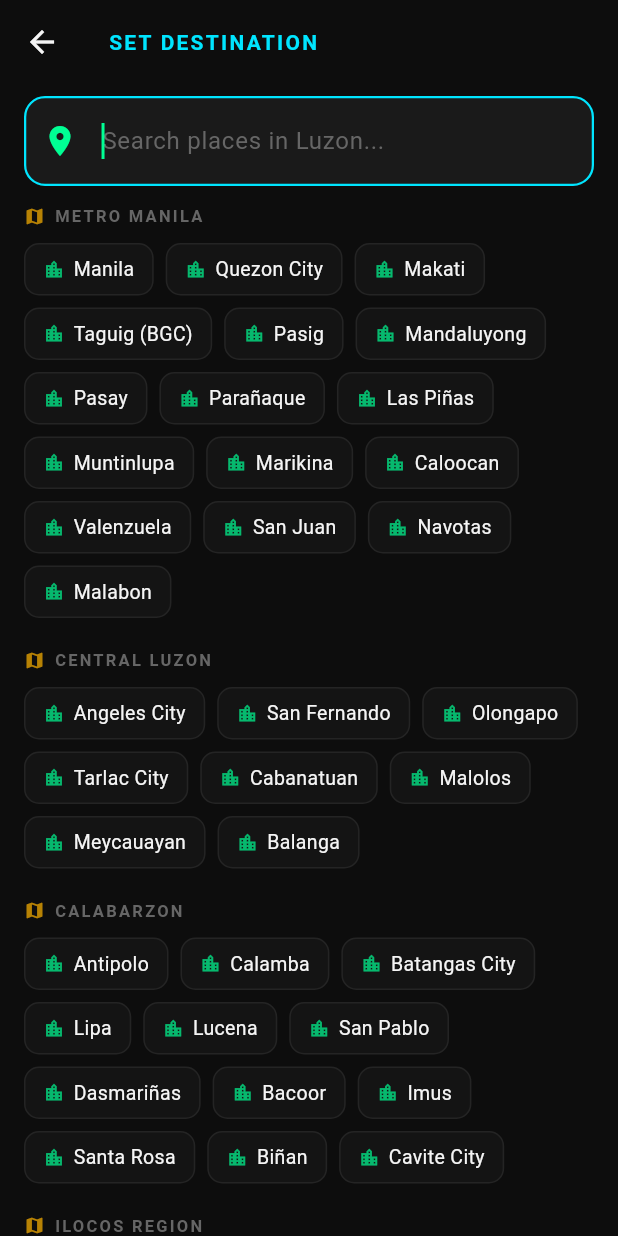
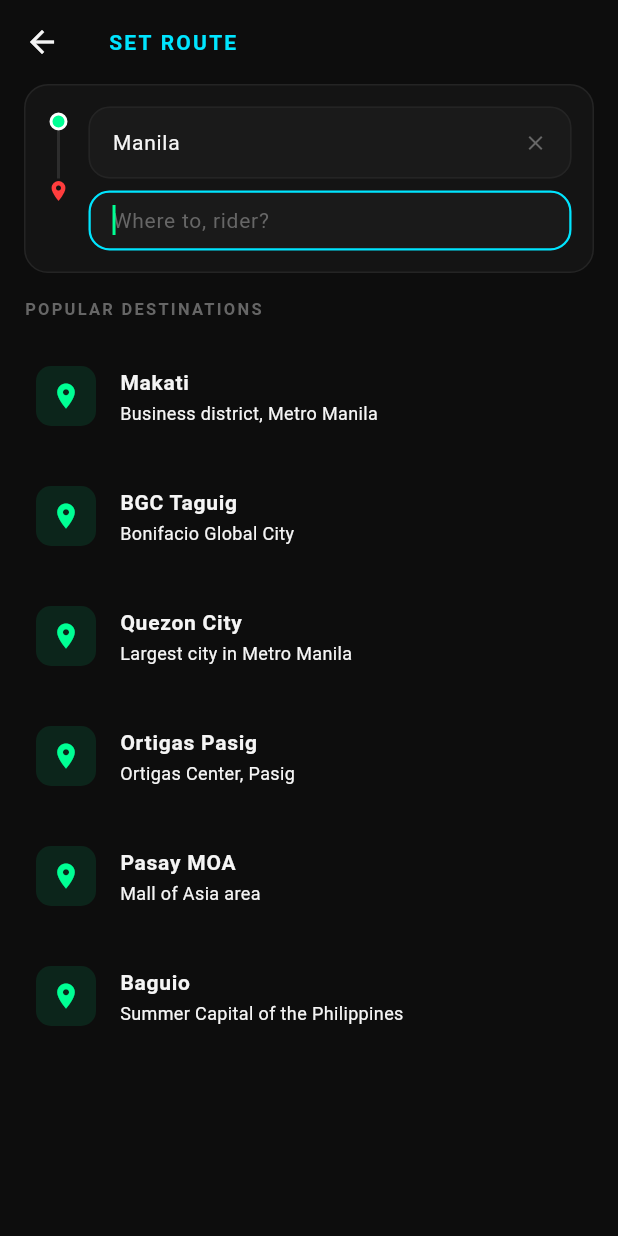
Before and after one commit to youngNwis31/arangkada-ai, a Flutter app: the screen it shows after launch, after a tap on "Saan ka pupunta, rider?", on a phone screen of 412 x 824 dp. Run offline on Flutter 3.47's test engine with Material 3 defaults, Android fonts, the phone set to English and light mode, and no system bars; our stand-ins replace connectivity_plus, fl_chart, flutter_map, flutter_tts, geolocator, latlong2 and 3 more; accounts and stored records are empty.

Commit message:
feat: Google Maps-style search with origin/destination fields
- Redesign search screen with From + To fields (like Google Maps)
- Show autocomplete results as user types via Nominatim
- Show popular destination suggestions when idle
- Add origin (setOrigin) support in NavigationProvider
- Fix "No routes found" when origin == destination (same coords)
- Fix error message overlapping with ride toggle on home screen
- Add dismissible error card with close button

Co-Authored-By: Claude Opus 4.6 <noreply@anthropic.com>

```diff
--- a/lib/screens/home_screen.dart
+++ b/lib/screens/home_screen.dart
@@ -4,6 +4,7 @@ import 'package:latlong2/latlong.dart';
 import 'package:provider/provider.dart';
 import '../config/app_config.dart';
 import '../config/theme/malate_colors.dart';
+import '../models/location_model.dart';
 import '../config/theme/malate_typography.dart';
 import '../core/offline/connectivity_monitor.dart';
 import '../services/navigation_provider.dart';
@@ -205,21 +206,36 @@ class _HomeScreenState extends State<HomeScreen> {
 
               if (nav.error != null && nav.routes.isEmpty)
                 Positioned(
-                  bottom: 100,
+                  bottom: 200,
                   left: 20,
                   right: 20,
                   child: Container(
-                    padding: const EdgeInsets.all(16),
+                    padding: const EdgeInsets.symmetric(
+                        horizontal: 16, vertical: 12),
                     decoration: BoxDecoration(
-                      color: MalateColors.hazardRed.withValues(alpha: 0.1),
+                      color: c.asphalt,
                       borderRadius: BorderRadius.circular(12),
                       border: Border.all(
-                          color: MalateColors.hazardRed.withValues(alpha: 0.3)),
+                          color: MalateColors.hazardRed.withValues(alpha: 0.4)),
                     ),
-                    child: Text(
-                      nav.error!,
-                      style: MalateTypography.bodyMedium
-                          .copyWith(color: MalateColors.hazardRed),
+                    child: Row(
+                      children: [
+                        Icon(Icons.info_outline,
+                            color: MalateColors.hazardRed, size: 18),
+                        const SizedBox(width: 10),
+                        Expanded(
+                          child: Text(
+                            nav.error!,
+                            style: MalateTypography.bodySmall
+                                .copyWith(color: MalateColors.hazardRed),
+                          ),
+                        ),
+                        GestureDetector(
+                          onTap: () => nav.clearRoute(),
+                          child: Icon(Icons.close,
+                              color: c.textMuted, size: 16),
+                        ),
+                      ],
                     ),
                   ),
                 ),
@@ -335,7 +351,13 @@ class _HomeScreenState extends State<HomeScreen> {
           ),
         );
         if (result != null && mounted) {
-          nav.setDestination(result['location']);
+          final origin = result['origin'] as LocationModel?;
+          final dest = result['location'] as LocationModel;
+          if (origin != null) {
+            nav.setRoute(from: origin, to: dest);
+          } else {
+            nav.setDestination(dest);
+          }
         }
       },
       child: Container(
--- a/lib/screens/search_screen.dart
+++ b/lib/screens/search_screen.dart
@@ -5,99 +5,14 @@ import '../config/theme/malate_typography.dart';
 import '../models/location_model.dart';
 import '../services/mapbox_service.dart';
 
-const _luzonPresets = <_CityGroup>[
-  _CityGroup('METRO MANILA', [
-    _City('Manila', 14.5995, 120.9842, 'Capital of the Philippines'),
-    _City('Quezon City', 14.6760, 121.0437, 'Largest city in Metro Manila'),
-    _City('Makati', 14.5547, 121.0244, 'Business district'),
-    _City('Taguig (BGC)', 14.5176, 121.0509, 'Bonifacio Global City'),
-    _City('Pasig', 14.5764, 121.0851, 'Ortigas Center'),
-    _City('Mandaluyong', 14.5794, 121.0359, 'Shopping capital'),
-    _City('Pasay', 14.5378, 121.0014, 'MOA, NAIA area'),
-    _City('Parañaque', 14.4793, 121.0198, 'Entertainment City'),
-    _City('Las Piñas', 14.4445, 120.9939, 'South Metro Manila'),
-    _City('Muntinlupa', 14.4081, 121.0415, 'Alabang, Filinvest'),
-    _City('Marikina', 14.6507, 121.1029, 'Shoe capital'),
-    _City('Caloocan', 14.6488, 120.9840, 'North Metro Manila'),
-    _City('Valenzuela', 14.6942, 120.9608, 'Industrial city'),
-    _City('San Juan', 14.6019, 121.0355, 'Smallest city'),
-    _City('Navotas', 14.6617, 120.9417, 'Fish port'),
-    _City('Malabon', 14.6625, 120.9575, 'Heritage city'),
-  ]),
-  _CityGroup('CENTRAL LUZON', [
-    _City('Angeles City', 15.1450, 120.5887, 'Clark, Pampanga'),
-    _City('San Fernando', 15.0286, 120.6882, 'Capital of Pampanga'),
-    _City('Olongapo', 14.8292, 120.2828, 'Subic Bay area'),
-    _City('Tarlac City', 15.4365, 120.5966, 'Tarlac province'),
-    _City('Cabanatuan', 15.4869, 120.9681, 'Nueva Ecija'),
-    _City('Malolos', 14.8433, 120.8114, 'Capital of Bulacan'),
-    _City('Meycauayan', 14.7371, 120.9607, 'Bulacan'),
-    _City('Balanga', 14.6762, 120.5362, 'Capital of Bataan'),
-  ]),
-  _CityGroup('CALABARZON', [
-    _City('Antipolo', 14.5860, 121.1761, 'Rizal province'),
-    _City('Calamba', 14.2114, 121.1653, 'Laguna, birthplace of Rizal'),
-    _City('Batangas City', 13.7565, 121.0583, 'Port city'),
-    _City('Lipa', 13.9411, 121.1625, 'Batangas'),
-    _City('Lucena', 13.9373, 121.6170, 'Quezon province'),
-    _City('San Pablo', 14.0685, 121.3254, 'City of Seven Lakes'),
-    _City('Dasmariñas', 14.3294, 120.9367, 'Cavite'),
-    _City('Bacoor', 14.4624, 120.9645, 'Cavite'),
-    _City('Imus', 14.4297, 120.9368, 'Cavite'),
-    _City('Santa Rosa', 14.3122, 121.1115, 'Laguna, Enchanted Kingdom'),
-    _City('Biñan', 14.3346, 121.0813, 'Laguna'),
-    _City('Cavite City', 14.4836, 120.8956, 'Historical city'),
-  ]),
-  _CityGroup('ILOCOS REGION', [
-    _City('Laoag', 18.1979, 120.5936, 'Ilocos Norte'),
-    _City('Vigan', 17.5747, 120.3869, 'Heritage city, Ilocos Sur'),
-    _City('San Fernando', 16.6159, 120.3209, 'La Union, surfing capital'),
-    _City('Dagupan', 16.0433, 120.3374, 'Pangasinan'),
-    _City('Alaminos', 16.1554, 119.9811, 'Hundred Islands'),
-    _City('Urdaneta', 15.9762, 120.5712, 'Pangasinan'),
-  ]),
-  _CityGroup('CORDILLERA', [
-    _City('Baguio', 16.4023, 120.5960, 'Summer Capital of the PH'),
-    _City('La Trinidad', 16.4564, 120.5870, 'Strawberry capital, Benguet'),
-    _City('Tabuk', 17.4189, 121.4443, 'Kalinga province'),
-    _City('Bontoc', 17.0874, 120.9778, 'Mountain Province'),
-  ]),
-  _CityGroup('CAGAYAN VALLEY', [
-    _City('Tuguegarao', 17.6132, 121.7270, 'Hottest city in PH'),
-    _City('Santiago', 16.6892, 121.5487, 'Isabela'),
-    _City('Cauayan', 16.9315, 121.7731, 'Isabela'),
-    _City('Ilagan', 17.1485, 121.8892, 'Capital of Isabela'),
-  ]),
-  _CityGroup('BICOL REGION', [
-    _City('Naga', 13.6192, 123.1814, 'CamSur, Peñafrancia'),
-    _City('Legazpi', 13.1391, 123.7438, 'Mayon Volcano view'),
-    _City('Sorsogon City', 12.9742, 124.0049, 'Whale shark watching'),
-    _City('Daet', 14.1122, 122.9553, 'Camarines Norte, surfing'),
-    _City('Tabaco', 13.3587, 123.7345, 'Albay'),
-    _City('Iriga', 13.4213, 123.4116, 'CamSur'),
-  ]),
+const _suggestions = <LocationModel>[
+  LocationModel(latitude: 14.5547, longitude: 121.0244, name: 'Makati', address: 'Business district, Metro Manila'),
+  LocationModel(latitude: 14.5176, longitude: 121.0509, name: 'BGC Taguig', address: 'Bonifacio Global City'),
+  LocationModel(latitude: 14.6760, longitude: 121.0437, name: 'Quezon City', address: 'Largest city in Metro Manila'),
+  LocationModel(latitude: 14.5764, longitude: 121.0851, name: 'Ortigas Pasig', address: 'Ortigas Center, Pasig'),
+  LocationModel(latitude: 14.5378, longitude: 121.0014, name: 'Pasay MOA', address: 'Mall of Asia area'),
+  LocationModel(latitude: 16.4023, longitude: 120.5960, name: 'Baguio', address: 'Summer Capital of the Philippines'),
 ];
-
-class _CityGroup {
-  final String region;
-  final List<_City> cities;
-  const _CityGroup(this.region, this.cities);
-}
-
-class _City {
-  final String name;
-  final double lat;
-  final double lng;
-  final String subtitle;
-  const _City(this.name, this.lat, this.lng, this.subtitle);
-
-  LocationModel toLocation() => LocationModel(
-        latitude: lat,
-        longitude: lng,
-        name: name,
-        address: subtitle,
-      );
-}
 
 class SearchScreen extends StatefulWidget {
   final LocationModel? currentLocation;
@@ -108,39 +23,53 @@ class SearchScreen extends StatefulWidget {
 }
 
 class _SearchScreenState extends State<SearchScreen> {
-  final _controller = TextEditingController();
-  final _focus = FocusNode();
+  final _fromController = TextEditingController();
+  final _toController = TextEditingController();
+  final _fromFocus = FocusNode();
+  final _toFocus = FocusNode();
+
+  LocationModel? _selectedOrigin;
+  LocationModel? _selectedDestination;
+
   List<LocationModel> _results = [];
   bool _searching = false;
   Timer? _debounce;
+  bool _editingFrom = false;
 
   @override
   void initState() {
     super.initState();
-    _focus.requestFocus();
+    if (widget.currentLocation != null) {
+      _selectedOrigin = widget.currentLocation;
+      _fromController.text = widget.currentLocation!.name ?? 'Your location';
+    } else {
+      _fromController.text = 'Your location';
+    }
+    WidgetsBinding.instance.addPostFrameCallback((_) {
+      _toFocus.requestFocus();
+    });
   }
 
   @override
   void dispose() {
-    _controller.dispose();
-    _focus.dispose();
+    _fromController.dispose();
+    _toController.dispose();
+    _fromFocus.dispose();
+    _toFocus.dispose();
     _debounce?.cancel();
     super.dispose();
   }
 
   void _onChanged(String q) {
     _debounce?.cancel();
+    if (q.trim().length < 2) {
+      setState(() { _results = []; _searching = false; });
+      return;
+    }
     _debounce = Timer(const Duration(milliseconds: 400), () => _search(q));
   }
 
   Future<void> _search(String q) async {
-    if (q.trim().length < 2) {
-      setState(() {
-        _results = [];
-        _searching = false;
-      });
-      return;
-    }
     setState(() => _searching = true);
     try {
       final r = await MapboxService.searchPlaces(
@@ -155,7 +84,34 @@ class _SearchScreenState extends State<SearchScreen> {
   }
 
   void _selectLocation(LocationModel loc) {
-    Navigator.pop(context, {'location': loc});
+    if (_editingFrom) {
+      _selectedOrigin = loc;
+      _fromController.text = loc.name ?? loc.address ?? 'Selected';
+      _fromFocus.unfocus();
+      setState(() { _results = []; _editingFrom = false; });
+      if (_selectedDestination == null) {
+        _toFocus.requestFocus();
+      } else {
+        _navigateBack();
+      }
+    } else {
+      _selectedDestination = loc;
+      _toController.text = loc.name ?? loc.address ?? 'Selected';
+      _toFocus.unfocus();
+      setState(() => _results = []);
+      _navigateBack();
+    }
+  }
+
+  void _navigateBack() {
+    if (_selectedDestination == null) return;
+    final result = <String, dynamic>{
+      'location': _selectedDestination!,
+    };
+    if (_selectedOrigin != null) {
+      result['origin'] = _selectedOrigin!;
+    }
+    Navigator.pop(context, result);
   }
 
   @override
@@ -169,53 +125,160 @@ class _SearchScreenState extends State<SearchScreen> {
           icon: Icon(Icons.arrow_back, color: c.textPrimary),
           onPressed: () => Navigator.pop(context),
         ),
-        title: Text('SET DESTINATION',
+        title: Text('SET ROUTE',
             style: MalateTypography.neonAccent(MalateColors.cyberCyan)),
       ),
       body: Column(
         children: [
+          _routeFields(),
+          if (_searching)
+            const Padding(
+              padding: EdgeInsets.all(16),
+              child: CircularProgressIndicator(
+                  color: MalateColors.neonMint, strokeWidth: 2),
+            ),
+          Expanded(
+            child: _results.isNotEmpty
+                ? _searchResultsList()
+                : (_toController.text.isNotEmpty && _results.isEmpty && !_searching)
+                    ? _noResults()
+                    : _suggestionsList(),
+          ),
+        ],
+      ),
+    );
+  }
+
+  Widget _routeFields() {
+    final c = MalateColors.of(context);
+    return Container(
+      margin: const EdgeInsets.fromLTRB(16, 0, 16, 8),
+      padding: const EdgeInsets.all(14),
+      decoration: BoxDecoration(
+        color: c.asphalt,
+        borderRadius: BorderRadius.circular(16),
+        border: Border.all(color: c.sidewalk),
+      ),
+      child: Row(
+        crossAxisAlignment: CrossAxisAlignment.start,
+        children: [
           Padding(
-            padding: const EdgeInsets.symmetric(horizontal: 16, vertical: 8),
-            child: TextField(
-              controller: _controller,
-              focusNode: _focus,
-              onChanged: _onChanged,
-              style: MalateTypography.bodyLarge.copyWith(color: c.textPrimary),
+            padding: const EdgeInsets.only(top: 4),
+            child: Column(
+              children: [
+                Container(
+                  width: 12, height: 12,
+                  decoration: BoxDecoration(
+                    color: MalateColors.neonMint,
+                    shape: BoxShape.circle,
+                    border: Border.all(color: Colors.white, width: 2),
+                  ),
+                ),
+                Container(
+                  width: 2, height: 32,
+                  color: c.textMuted.withValues(alpha: 0.3),
+                ),
+                Icon(Icons.location_on, color: MalateColors.hazardRed, size: 16),
+              ],
+            ),
+          ),
+          const SizedBox(width: 12),
+          Expanded(
+            child: Column(
+              children: [
+                TextField(
+                  controller: _fromController,
+                  focusNode: _fromFocus,
+                  onTap: () => setState(() => _editingFrom = true),
+                  onChanged: (q) {
+                    _editingFrom = true;
+                    _onChanged(q);
+                  },
+                  style: MalateTypography.bodyMedium
+                      .copyWith(color: c.textPrimary),
                   decoration: InputDecoration(
-                hintText: 'Search places in Luzon...',
-                prefixIcon: const Icon(Icons.location_on,
-                    color: MalateColors.neonMint),
-                suffixIcon: _controller.text.isNotEmpty
+                    hintText: 'From where?',
+                    hintStyle: MalateTypography.bodyMedium
+                        .copyWith(color: c.textMuted),
+                    isDense: true,
+                    contentPadding: const EdgeInsets.symmetric(
+                        horizontal: 12, vertical: 10),
+                    filled: true,
+                    fillColor: c.gutter,
+                    border: OutlineInputBorder(
+                      borderRadius: BorderRadius.circular(10),
+                      borderSide: BorderSide.none,
+                    ),
+                    suffixIcon: _fromController.text.isNotEmpty &&
+                            _fromController.text != 'Your location'
                         ? IconButton(
-                        icon: Icon(Icons.clear, color: c.textMuted, size: 18),
+                            icon: Icon(Icons.clear, size: 16, color: c.textMuted),
                             onPressed: () {
-                          _controller.clear();
+                              _fromController.text = 'Your location';
+                              _selectedOrigin = widget.currentLocation;
                               setState(() => _results = []);
                             },
                           )
                         : null,
                   ),
                 ),
+                const SizedBox(height: 8),
+                TextField(
+                  controller: _toController,
+                  focusNode: _toFocus,
+                  onTap: () => setState(() => _editingFrom = false),
+                  onChanged: (q) {
+                    _editingFrom = false;
+                    _onChanged(q);
+                  },
+                  style: MalateTypography.bodyMedium
+                      .copyWith(color: c.textPrimary),
+                  decoration: InputDecoration(
+                    hintText: 'Where to, rider?',
+                    hintStyle: MalateTypography.bodyMedium
+                        .copyWith(color: c.textMuted),
+                    isDense: true,
+                    contentPadding: const EdgeInsets.symmetric(
+                        horizontal: 12, vertical: 10),
+                    filled: true,
+                    fillColor: c.gutter,
+                    border: OutlineInputBorder(
+                      borderRadius: BorderRadius.circular(10),
+                      borderSide: BorderSide.none,
                     ),
-          if (_searching)
-            const Padding(
-              padding: EdgeInsets.all(20),
-              child: CircularProgressIndicator(
-                  color: MalateColors.neonMint, strokeWidth: 2),
+                    suffixIcon: _toController.text.isNotEmpty
+                        ? IconButton(
+                            icon: Icon(Icons.clear, size: 16, color: c.textMuted),
+                            onPressed: () {
+                              _toController.clear();
+                              _selectedDestination = null;
+                              setState(() => _results = []);
+                            },
+                          )
+                        : null,
                   ),
-          Expanded(
-            child: _controller.text.isNotEmpty || _results.isNotEmpty
-                ? _searchResults()
-                : _presetsList(),
+                ),
+              ],
+            ),
           ),
         ],
       ),
     );
   }
 
-  Widget _searchResults() {
+  Widget _searchResultsList() {
     final c = MalateColors.of(context);
-    if (_results.isEmpty && !_searching) {
+    return ListView.separated(
+      padding: const EdgeInsets.symmetric(vertical: 4),
+      itemCount: _results.length,
+      separatorBuilder: (_, __) =>
+          Divider(color: c.sidewalk, indent: 72),
+      itemBuilder: (_, i) => _locationTile(_results[i]),
+    );
+  }
+
+  Widget _noResults() {
+    final c = MalateColors.of(context);
     return Center(
       child: Column(
         mainAxisAlignment: MainAxisAlignment.center,
@@ -226,102 +289,52 @@ class _SearchScreenState extends State<SearchScreen> {
               style: MalateTypography.headlineSmall
                   .copyWith(color: c.textMuted)),
           const SizedBox(height: 6),
-            Text('Try a different search or pick from the list',
+          Text('Try searching for a street, landmark, or city',
               style: MalateTypography.bodySmall),
         ],
       ),
     );
   }
-    return ListView.separated(
-      padding: const EdgeInsets.symmetric(vertical: 8),
-      itemCount: _results.length,
-      separatorBuilder: (_, __) => Divider(color: c.sidewalk),
-      itemBuilder: (_, i) => _locationTile(_results[i]),
-    );
-  }
 
-  Widget _presetsList() {
+  Widget _suggestionsList() {
     final c = MalateColors.of(context);
-    return ListView.builder(
-      padding: const EdgeInsets.fromLTRB(16, 4, 16, 20),
-      itemCount: _luzonPresets.length,
-      itemBuilder: (_, groupIndex) {
-        final group = _luzonPresets[groupIndex];
-        return Column(
-          crossAxisAlignment: CrossAxisAlignment.start,
+    return ListView(
+      padding: const EdgeInsets.fromLTRB(16, 8, 16, 20),
       children: [
-            if (groupIndex > 0) const SizedBox(height: 20),
         Padding(
-              padding: const EdgeInsets.only(bottom: 10),
-              child: Row(
-                children: [
-                  Icon(Icons.map, size: 14,
-                      color: MalateColors.electricAmber.withValues(alpha: 0.7)),
-                  const SizedBox(width: 6),
-                  Text(
-                    group.region,
+          padding: const EdgeInsets.only(bottom: 12),
+          child: Text(
+            'POPULAR DESTINATIONS',
             style: MalateTypography.neonAccent(c.textMuted)
                 .copyWith(fontSize: 11),
           ),
+        ),
+        ..._suggestions.map((loc) => Padding(
+              padding: const EdgeInsets.only(bottom: 4),
+              child: _locationTile(loc),
+            )),
       ],
-              ),
-            ),
-            Wrap(
-              spacing: 8,
-              runSpacing: 8,
-              children: group.cities.map((city) {
-                return GestureDetector(
-                  onTap: () => _selectLocation(city.toLocation()),
-                  child: Container(
-                    padding:
-                        const EdgeInsets.symmetric(horizontal: 12, vertical: 8),
-                    decoration: BoxDecoration(
-                      color: c.asphalt,
-                      borderRadius: BorderRadius.circular(10),
-                      border: Border.all(color: c.sidewalk),
-                    ),
-                    child: Row(
-                      mainAxisSize: MainAxisSize.min,
-                      children: [
-                        Icon(Icons.location_city,
-                            size: 14,
-                            color: MalateColors.neonMint.withValues(alpha: 0.7)),
-                        const SizedBox(width: 6),
-                        Text(
-                          city.name,
-                          style: MalateTypography.bodySmall
-                              .copyWith(color: c.textPrimary, fontSize: 13),
-                        ),
-                      ],
-                    ),
-                  ),
-                );
-              }).toList(),
-            ),
-          ],
-        );
-      },
     );
   }
 
   Widget _locationTile(LocationModel place) {
+    final c = MalateColors.of(context);
     return ListTile(
-      contentPadding: const EdgeInsets.symmetric(horizontal: 20, vertical: 4),
+      contentPadding: const EdgeInsets.symmetric(horizontal: 8, vertical: 2),
       leading: Container(
-        width: 44,
-        height: 44,
+        width: 40,
+        height: 40,
         decoration: BoxDecoration(
           color: MalateColors.neonMint.withValues(alpha: 0.1),
-          borderRadius: BorderRadius.circular(12),
-          border:
-              Border.all(color: MalateColors.neonMint.withValues(alpha: 0.2)),
+          borderRadius: BorderRadius.circular(10),
         ),
         child: const Icon(Icons.location_on,
-            color: MalateColors.neonMint, size: 22),
+            color: MalateColors.neonMint, size: 20),
       ),
       title: Text(
         place.name ?? 'Unknown',
-        style: MalateTypography.headlineSmall.copyWith(fontSize: 15),
+        style: MalateTypography.headlineSmall
+            .copyWith(fontSize: 14, color: c.textPrimary),
       ),
       subtitle: place.address != null
           ? Text(
```
Also changed, not shown: lib/services/navigation_provider.dart (+38 -2 lines). Lines whose indentation alone changed are shown as unchanged.
